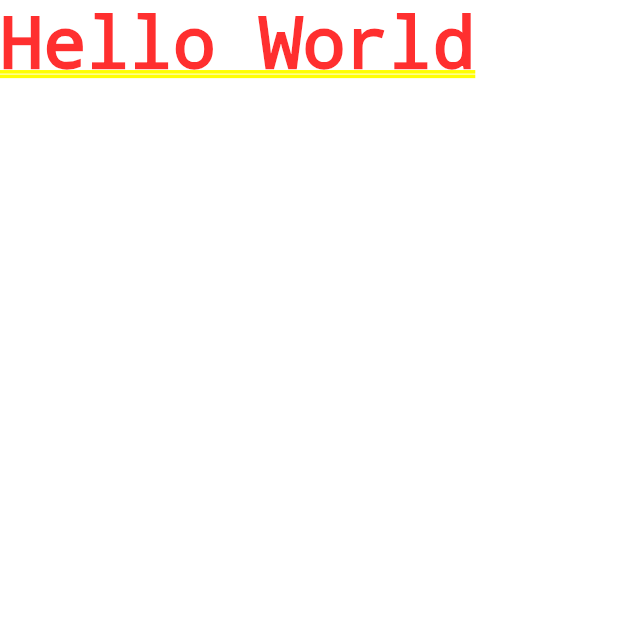
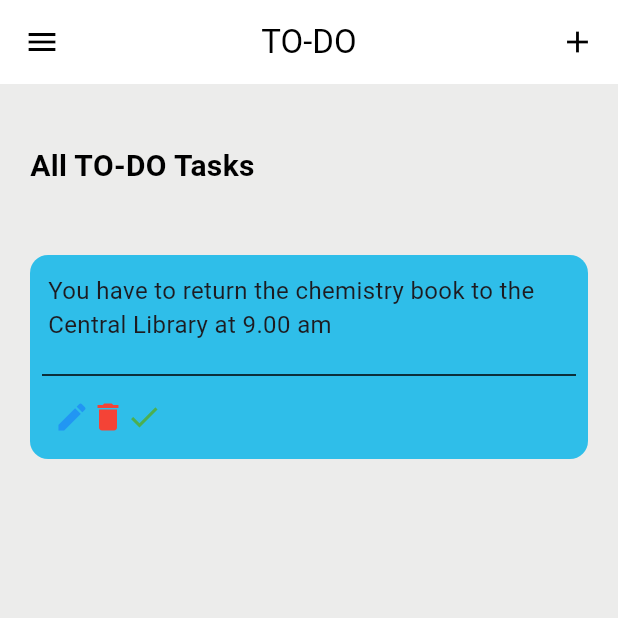
Before and after one commit to Al-Amin134/Flutter, a Flutter app: the screen it shows after launch, on a phone screen of 412 x 824 dp, the top half of it. Run offline on Flutter 3.47's test engine with Material 3 defaults, Android fonts, the phone set to English and light mode, and no system bars.

Commit message:
ui design for to do list

```diff
--- a/lib/main.dart
+++ b/lib/main.dart
@@ -1,6 +1,108 @@
-import "package:flutter/material.dart";
+import 'package:flutter/material.dart';
+import 'package:flutter/widgets.dart';
 
-void main() => runApp(MaterialApp(
-      title: 'Flutter App',
-      home: Text('Hello World'),
-    ));
+void main() {
+  runApp(HomePage());
+}
+
+class HomePage extends StatelessWidget {
+  Widget build(BuildContext context) {
+    return MaterialApp(
+        debugShowCheckedModeBanner: false,
+        title: "TO-DO",
+        home: Scaffold(
+            backgroundColor: Color.fromARGB(255, 236, 236, 235),
+            appBar: AppBar(
+              elevation: 0,
+              centerTitle: true,
+              backgroundColor: Colors.white,
+              actions: [
+                Padding(
+                  padding: const EdgeInsets.symmetric(horizontal: 15),
+                  child: Icon(
+                    Icons.add,
+                    color: Colors.black,
+                  ),
+                )
+              ],
+              title: Text(
+                "TO-DO",
+                style: TextStyle(
+                  color: Colors.black,
+                ),
+              ),
+              leading: Icon(
+                Icons.menu,
+                color: Colors.black,
+              ),
+            ),
+            body: ListView(
+              children: [
+                Padding(
+                  padding: const EdgeInsets.only(left: 20, top: 40),
+                  child: Text(
+                    "All TO-DO Tasks",
+                    style: TextStyle(
+                      color: Colors.black,
+                      fontSize: 20,
+                      fontWeight: FontWeight.bold,
+                    ),
+                  ),
+                ),
+                SizedBox(
+                  height: 30,
+                ),
+                Padding(
+                  padding:
+                      const EdgeInsets.symmetric(horizontal: 20, vertical: 15),
+                  child: Container(
+                    width: double.infinity,
+                    decoration: BoxDecoration(
+                      color: Color.fromARGB(255, 47, 190, 233),
+                      borderRadius: BorderRadius.circular(12),
+                    ),
+                    child: Padding(
+                        padding: const EdgeInsets.all(
+                          8.0,
+                        ),
+                        child: Column(
+                          crossAxisAlignment: CrossAxisAlignment.start,
+                          children: [
+                            Container(
+                              padding: const EdgeInsets.all(4.0),
+                              child: Text(
+                                "You have to return the chemistry book to the Central Library at 9.00 am",
+                                style: TextStyle(fontSize: 16),
+                              ),
+                            ),
+                            SizedBox(height: 10),
+                            Divider(
+                              color: Colors.black,
+                            ),
+                            Padding(
+                              padding: const EdgeInsets.all(8.0),
+                              child: Row(
+                                children: [
+                                  Icon(
+                                    Icons.edit,
+                                    color: Colors.blue,
+                                  ),
+                                  Icon(
+                                    Icons.delete,
+                                    color: Colors.red,
+                                  ),
+                                  Icon(
+                                    Icons.done,
+                                    color: Colors.green,
+                                  ),
+                                ],
+                              ),
+                            )
+                          ],
+                        )),
+                  ),
+                ),
+              ],
+            )));
+  }
+}
```
